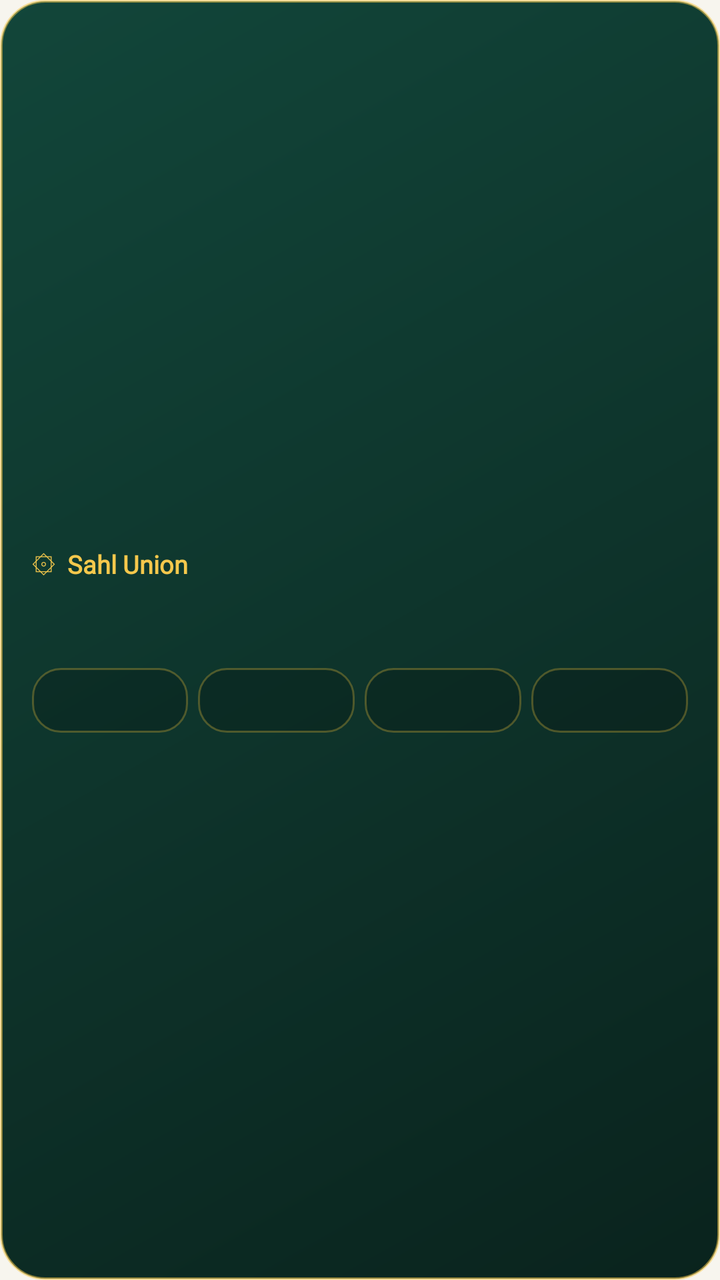
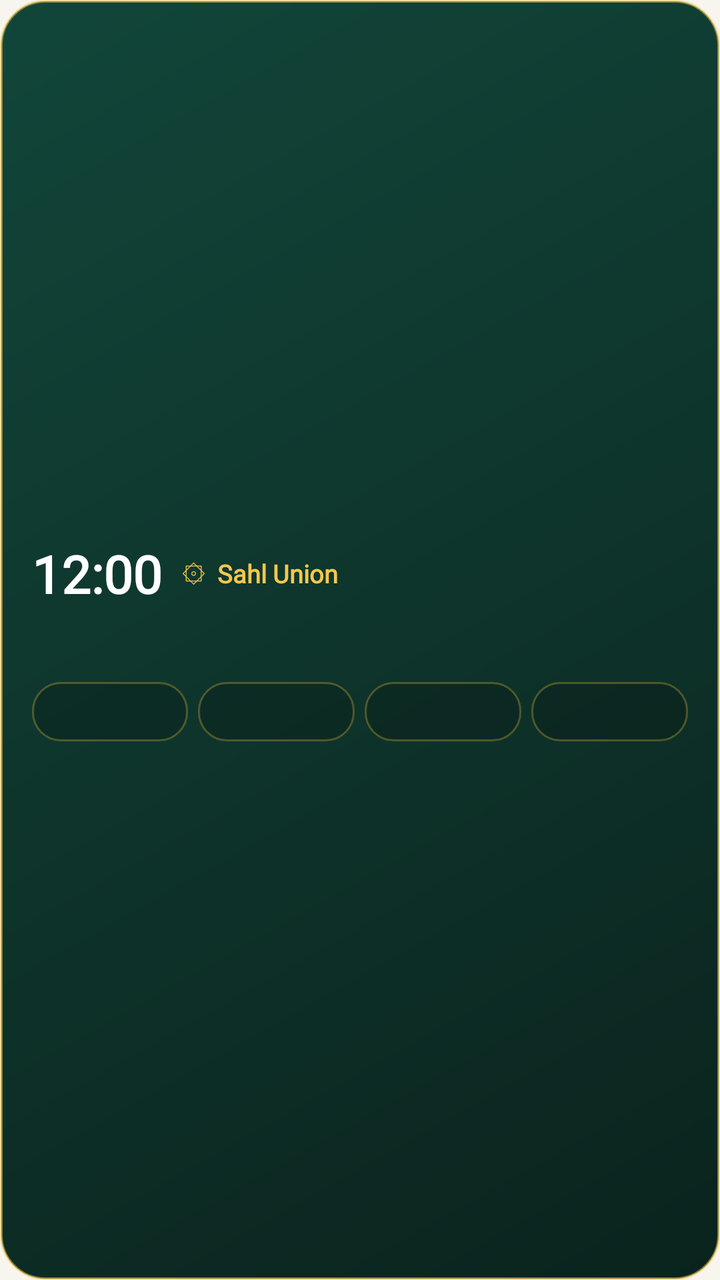

An Android layout rendered at two revisions. The XML below is the earlier revision; the diff shows what the commit changed to produce the second picture.
<!-- AndroidManifest.xml: application theme SahlTheme -->
<!-- res/layout/widget_union_hub.xml -->
<LinearLayout xmlns:android="http://schemas.android.com/apk/res/android"
    android:id="@+id/w_hub_root"
    android:layout_width="match_parent"
    android:layout_height="match_parent"
    android:orientation="vertical"
    android:gravity="center_vertical"
    android:paddingStart="16dp"
    android:paddingEnd="16dp"
    android:paddingTop="12dp"
    android:paddingBottom="12dp"
    android:background="@drawable/widget_bg">

    <LinearLayout
        android:layout_width="match_parent"
        android:layout_height="wrap_content"
        android:orientation="horizontal"
        android:gravity="center_vertical">
        <TextView
            android:id="@+id/w_hub_title"
            android:fontFamily="@font/thmanyah"
            android:layout_width="0dp"
            android:layout_height="wrap_content"
            android:layout_weight="1"
            android:text="۞  Sahl Union"
            android:textColor="#F5C84C"
            android:textSize="12.5sp"
            android:textStyle="bold"
            android:maxLines="1"/>
        <TextView
            android:id="@+id/w_hub_hijri"
            android:fontFamily="@font/thmanyah"
            android:layout_width="wrap_content"
            android:layout_height="wrap_content"
            android:textColor="#D9FFFFFF"
            android:textSize="12sp"
            android:maxLines="1"/>
    </LinearLayout>

    <TextView
        android:id="@+id/w_hub_prayer"
        android:fontFamily="@font/thmanyah"
        android:layout_width="match_parent"
        android:layout_height="wrap_content"
        android:paddingTop="8dp"
        android:paddingBottom="10dp"
        android:gravity="center"
        android:textColor="#FFFFFF"
        android:textSize="18.5sp"
        android:textStyle="bold"
        android:maxLines="1"/>

    <LinearLayout
        android:layout_width="match_parent"
        android:layout_height="wrap_content"
        android:orientation="horizontal"
        android:gravity="center">

        <TextView
            android:id="@+id/w_hub_btn_search"
            android:fontFamily="@font/thmanyah"
            android:layout_width="0dp"
            android:layout_height="wrap_content"
            android:layout_weight="1"
            android:layout_marginEnd="5dp"
            android:paddingTop="8dp"
            android:paddingBottom="8dp"
            android:gravity="center"
            android:background="@drawable/widget_pill_bg"
            android:textColor="#F5C84C"
            android:textSize="12sp"
            android:textStyle="bold"
            android:maxLines="1"/>

        <TextView
            android:id="@+id/w_hub_btn_qibla"
            android:fontFamily="@font/thmanyah"
            android:layout_width="0dp"
            android:layout_height="wrap_content"
            android:layout_weight="1"
            android:layout_marginEnd="5dp"
            android:paddingTop="8dp"
            android:paddingBottom="8dp"
            android:gravity="center"
            android:background="@drawable/widget_pill_bg"
            android:textColor="#F5C84C"
            android:textSize="12sp"
            android:textStyle="bold"
            android:maxLines="1"/>

        <TextView
            android:id="@+id/w_hub_btn_tools"
            android:fontFamily="@font/thmanyah"
            android:layout_width="0dp"
            android:layout_height="wrap_content"
            android:layout_weight="1"
            android:layout_marginEnd="5dp"
            android:paddingTop="8dp"
            android:paddingBottom="8dp"
            android:gravity="center"
            android:background="@drawable/widget_pill_bg"
            android:textColor="#F5C84C"
            android:textSize="12sp"
            android:textStyle="bold"
            android:maxLines="1"/>

        <TextView
            android:id="@+id/w_hub_btn_apps"
            android:fontFamily="@font/thmanyah"
            android:layout_width="0dp"
            android:layout_height="wrap_content"
            android:layout_weight="1"
            android:paddingTop="8dp"
            android:paddingBottom="8dp"
            android:gravity="center"
            android:background="@drawable/widget_pill_bg"
            android:textColor="#F5C84C"
            android:textSize="12sp"
            android:textStyle="bold"
            android:maxLines="1"/>
    </LinearLayout>
</LinearLayout>
<!-- resources referenced by this layout -->
<resources>
  <!-- drawable widget_bg (drawable) -->
  <shape xmlns:android="http://schemas.android.com/apk/res/android">
      <gradient android:startColor="#12463A" android:endColor="#0A231D" android:angle="315"/>
      <corners android:radius="22dp"/>
      <stroke android:width="1.2dp" android:color="#88F5C84C"/>
  </shape>
  <!-- drawable widget_pill_bg (drawable) -->
  <shape xmlns:android="http://schemas.android.com/apk/res/android">
      <solid android:color="#2E000000"/>
      <corners android:radius="14dp"/>
      <stroke android:width="1dp" android:color="#55D4AF37"/>
  </shape>
  <style name="SahlTheme" parent="android:Theme.Material.Light.NoActionBar">
          <item name="android:colorPrimary">@color/emerald</item>
          <item name="android:colorAccent">@color/emerald</item>
          <item name="android:colorControlNormal">@color/sub</item>
          <item name="android:colorControlActivated">@color/emerald</item>
          <item name="android:textColorPrimary">@color/text</item>
          <item name="android:textColorSecondary">@color/sub</item>
          <item name="android:textColorHint">@color/sub</item>
          <item name="android:editTextStyle">@style/SahlEdit</item>
          <item name="android:windowBackground">@color/bg</item>
          <item name="android:statusBarColor">@color/emerald_dark</item>
      </style>
  <color name="emerald">#0B5D4B</color>
  <color name="sub">#5E6B66</color>
  <color name="text">#1B2A26</color>
  <style name="SahlEdit" parent="android:Widget.Material.EditText">
          <item name="android:background">@drawable/edit_bg</item>
          <item name="android:paddingStart">14dp</item>
          <item name="android:paddingEnd">14dp</item>
          <item name="android:paddingTop">12dp</item>
          <item name="android:paddingBottom">12dp</item>
          <item name="android:textColor">@color/text</item>
          <item name="android:textColorHint">@color/sub</item>
          <item name="android:layout_marginTop">6dp</item>
          <item name="android:layout_marginBottom">6dp</item>
      </style>
  <color name="bg">#F7F5EE</color>
  <color name="emerald_dark">#073D32</color>
  <!-- drawable edit_bg (drawable) -->
  <shape xmlns:android="http://schemas.android.com/apk/res/android" android:shape="rectangle">
      <corners android:radius="14dp" />
      <solid android:color="@color/card" />
      <stroke android:width="1.5dp" android:color="@color/emerald" />
  </shape>
  <color name="card">#FFFFFF</color>
</resources>

<!-- the commit's change to res/layout/widget_union_hub.xml (unified diff, before → after) -->
@@ -6,8 +6,8 @@
     android:gravity="center_vertical"
     android:paddingStart="16dp"
     android:paddingEnd="16dp"
-    android:paddingTop="12dp"
-    android:paddingBottom="12dp"
+    android:paddingTop="10dp"
+    android:paddingBottom="10dp"
     android:background="@drawable/widget_bg">
 
     <LinearLayout
@@ -15,6 +15,17 @@
         android:layout_height="wrap_content"
         android:orientation="horizontal"
         android:gravity="center_vertical">
+        <TextClock
+            android:id="@+id/w_hub_clock"
+            android:fontFamily="@font/thmanyah"
+            android:layout_width="wrap_content"
+            android:layout_height="wrap_content"
+            android:layout_marginEnd="10dp"
+            android:format24Hour="HH:mm"
+            android:format12Hour="hh:mm"
+            android:textColor="#FFFFFF"
+            android:textSize="26sp"
+            android:textStyle="bold" />
         <TextView
             android:id="@+id/w_hub_title"
             android:fontFamily="@font/thmanyah"
@@ -41,15 +52,17 @@
         android:fontFamily="@font/thmanyah"
         android:layout_width="match_parent"
         android:layout_height="wrap_content"
-        android:paddingTop="8dp"
-        android:paddingBottom="10dp"
+        android:paddingTop="6dp"
+        android:paddingBottom="8dp"
         android:gravity="center"
         android:textColor="#FFFFFF"
-        android:textSize="18.5sp"
+        android:textSize="17sp"
         android:textStyle="bold"
-        android:maxLines="1"/>
+        android:maxLines="1"
+        android:ellipsize="end"/>
 
     <LinearLayout
+        android:id="@+id/w_hub_actions_row"
         android:layout_width="match_parent"
         android:layout_height="wrap_content"
         android:orientation="horizontal"
@@ -62,12 +75,12 @@
             android:layout_height="wrap_content"
             android:layout_weight="1"
             android:layout_marginEnd="5dp"
-            android:paddingTop="8dp"
-            android:paddingBottom="8dp"
+            android:paddingTop="7dp"
+            android:paddingBottom="7dp"
             android:gravity="center"
             android:background="@drawable/widget_pill_bg"
             android:textColor="#F5C84C"
-            android:textSize="12sp"
+            android:textSize="11.5sp"
             android:textStyle="bold"
             android:maxLines="1"/>
 
@@ -78,12 +91,12 @@
             android:layout_height="wrap_content"
             android:layout_weight="1"
             android:layout_marginEnd="5dp"
-            android:paddingTop="8dp"
-            android:paddingBottom="8dp"
+            android:paddingTop="7dp"
+            android:paddingBottom="7dp"
             android:gravity="center"
             android:background="@drawable/widget_pill_bg"
             android:textColor="#F5C84C"
-            android:textSize="12sp"
+            android:textSize="11.5sp"
             android:textStyle="bold"
             android:maxLines="1"/>
 
@@ -94,12 +107,12 @@
             android:layout_height="wrap_content"
             android:layout_weight="1"
             android:layout_marginEnd="5dp"
-            android:paddingTop="8dp"
-            android:paddingBottom="8dp"
+            android:paddingTop="7dp"
+            android:paddingBottom="7dp"
             android:gravity="center"
             android:background="@drawable/widget_pill_bg"
             android:textColor="#F5C84C"
-            android:textSize="12sp"
+            android:textSize="11.5sp"
             android:textStyle="bold"
             android:maxLines="1"/>
 
@@ -109,12 +122,12 @@
             android:layout_width="0dp"
             android:layout_height="wrap_content"
             android:layout_weight="1"
-            android:paddingTop="8dp"
-            android:paddingBottom="8dp"
+            android:paddingTop="7dp"
+            android:paddingBottom="7dp"
             android:gravity="center"
             android:background="@drawable/widget_pill_bg"
             android:textColor="#F5C84C"
-            android:textSize="12sp"
+            android:textSize="11.5sp"
             android:textStyle="bold"
             android:maxLines="1"/>
     </LinearLayout>
